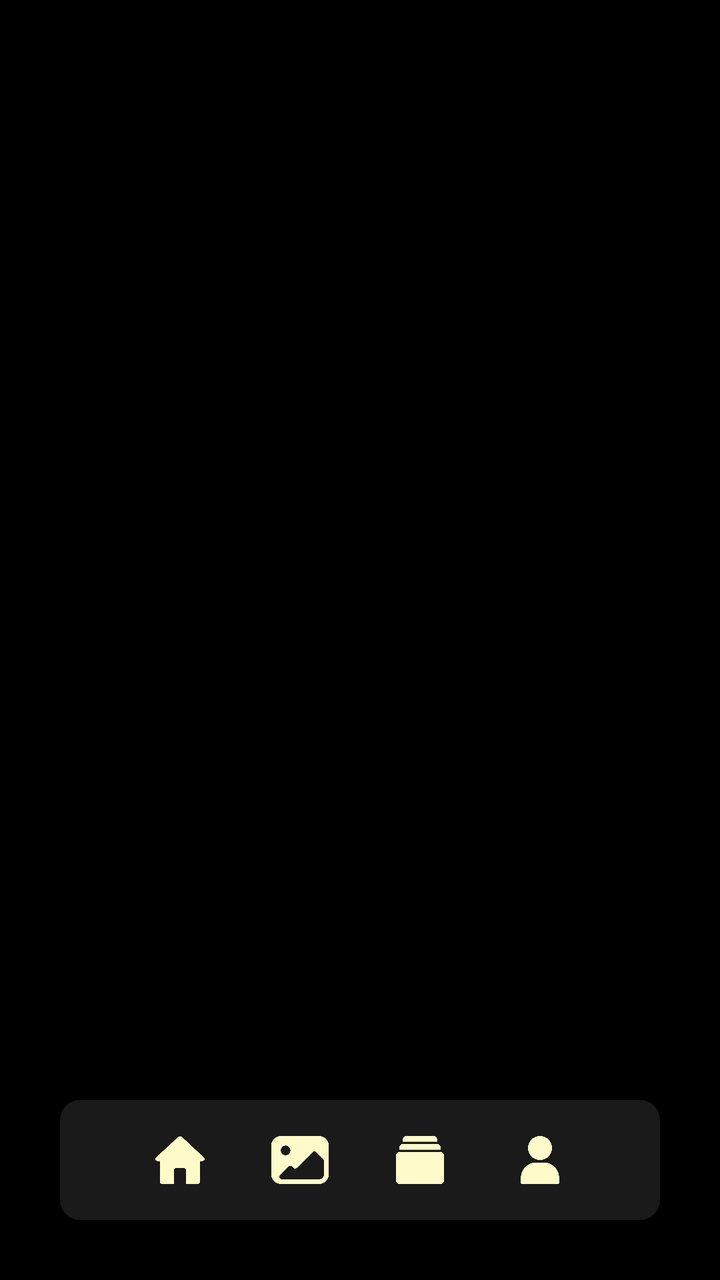
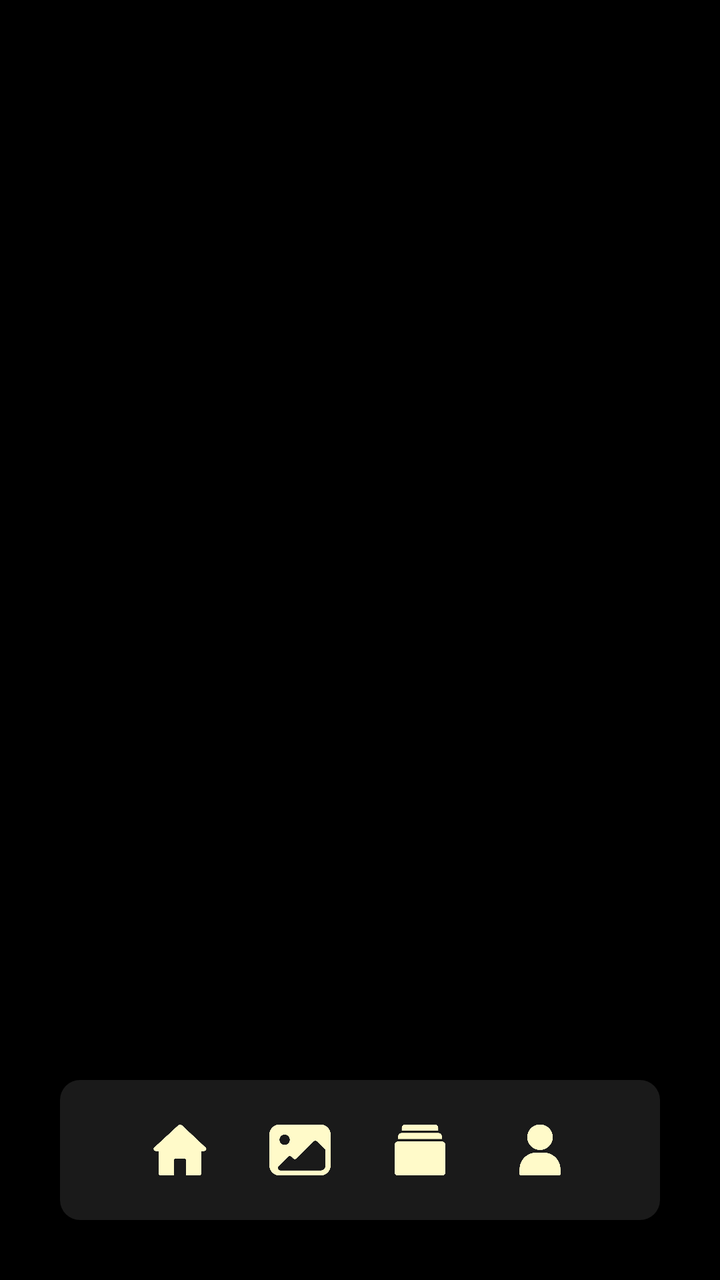

Compare the two renders of this Android layout. The source of the first and the diff that turns it into the second are given below.
<!-- AndroidManifest.xml: application theme Theme.Monaly -->
<!-- res/layout/activity_main.xml -->
<?xml version="1.0" encoding="utf-8"?>
<androidx.constraintlayout.widget.ConstraintLayout xmlns:android="http://schemas.android.com/apk/res/android"
    xmlns:app="http://schemas.android.com/apk/res-auto"
    xmlns:tools="http://schemas.android.com/tools"
    android:id="@+id/main"
    android:layout_width="match_parent"
    android:layout_height="match_parent"
    android:background="@color/black"
    tools:context=".ui.activity.MainActivity">

    
    <androidx.viewpager2.widget.ViewPager2
        android:id="@+id/viewPagerMain"
        android:layout_width="0dp"
        android:layout_height="0dp"
        app:layout_constraintBottom_toTopOf="@+id/customBottomNav"
        app:layout_constraintEnd_toEndOf="parent"
        app:layout_constraintStart_toStartOf="parent"
        app:layout_constraintTop_toTopOf="parent" />

    
    <LinearLayout
        android:id="@+id/customBottomNav"
        android:layout_width="0dp"
        android:layout_height="60dp"
        android:layout_marginStart="30dp"
        android:layout_marginEnd="30dp"
        android:layout_marginBottom="30dp"
        android:paddingStart="30dp"
        android:paddingEnd="30dp"
        android:background="@drawable/drawable_background_button_gray_deep_10_dp"
        android:gravity="center_vertical"
        android:orientation="horizontal"
        app:layout_constraintBottom_toBottomOf="parent"
        app:layout_constraintEnd_toEndOf="parent"
        app:layout_constraintStart_toStartOf="parent">

        
        <ImageView
            android:id="@+id/navHome"
            android:layout_width="0dp"
            android:layout_height="30dp"
            android:layout_weight="1"
            android:scaleType="fitCenter"
            android:src="@drawable/ic_home_bage_neutral" />

        
        <ImageView
            android:id="@+id/navGallery"
            android:layout_width="0dp"
            android:layout_height="30dp"
            android:layout_weight="1"
            android:scaleType="fitCenter"
            android:src="@drawable/ic_gallery_bage_neutral" />

        
        <ImageView
            android:id="@+id/navAlbums"
            android:layout_width="0dp"
            android:layout_height="30dp"
            android:layout_weight="1"
            android:scaleType="fitCenter"
            android:src="@drawable/ic_albums_bage_neutral" />

        
        <ImageView
            android:id="@+id/navProfile"
            android:layout_width="0dp"
            android:layout_height="30dp"
            android:layout_weight="1"
            android:scaleType="fitCenter"
            android:src="@drawable/ic_profile_bage_neutral" />

    </LinearLayout>

</androidx.constraintlayout.widget.ConstraintLayout>
<!-- resources referenced by this layout -->
<resources>
  <color name="black">#000000</color>
  <!-- drawable drawable_background_button_gray_deep_10_dp (drawable) -->
  <?xml version="1.0" encoding="utf-8"?>
  <shape xmlns:android="http://schemas.android.com/apk/res/android">
  
      <solid android:color="@color/gray_deep"/>
      <corners android:radius="10dp"/>
  
  </shape>
  <!-- drawable ic_albums_bage_neutral: png bitmap (drawable, 1008 bytes) -->
  <!-- drawable ic_gallery_bage_neutral: png bitmap (drawable, 2347 bytes) -->
  <!-- drawable ic_home_bage_neutral: png bitmap (drawable, 1534 bytes) -->
  <!-- drawable ic_profile_bage_neutral: png bitmap (drawable, 1761 bytes) -->
  <style name="Theme.Monaly" parent="Base.Theme.Monaly" />
  <color name="gray_deep">#1A1A1A</color>
  <style name="Base.Theme.Monaly" parent="Theme.Material3.DayNight.NoActionBar">
  
  
          
          
  
  
          
          <item name="android:navigationBarColor">@color/black</item>
  
  
      </style>
</resources>

<!-- the commit's change to res/layout/activity_main.xml (unified diff, before → after) -->
@@ -22,7 +22,7 @@
     <LinearLayout
         android:id="@+id/customBottomNav"
         android:layout_width="0dp"
-        android:layout_height="60dp"
+        android:layout_height="70dp"
         android:layout_marginStart="30dp"
         android:layout_marginEnd="30dp"
         android:layout_marginBottom="30dp"
@@ -39,7 +39,7 @@
         <ImageView
             android:id="@+id/navHome"
             android:layout_width="0dp"
-            android:layout_height="30dp"
+            android:layout_height="32dp"
             android:layout_weight="1"
             android:scaleType="fitCenter"
             android:src="@drawable/ic_home_bage_neutral" />
@@ -48,7 +48,7 @@
         <ImageView
             android:id="@+id/navGallery"
             android:layout_width="0dp"
-            android:layout_height="30dp"
+            android:layout_height="32dp"
             android:layout_weight="1"
             android:scaleType="fitCenter"
             android:src="@drawable/ic_gallery_bage_neutral" />
@@ -57,7 +57,7 @@
         <ImageView
             android:id="@+id/navAlbums"
             android:layout_width="0dp"
-            android:layout_height="30dp"
+            android:layout_height="32dp"
             android:layout_weight="1"
             android:scaleType="fitCenter"
             android:src="@drawable/ic_albums_bage_neutral" />
@@ -66,7 +66,7 @@
         <ImageView
             android:id="@+id/navProfile"
             android:layout_width="0dp"
-            android:layout_height="30dp"
+            android:layout_height="32dp"
             android:layout_weight="1"
             android:scaleType="fitCenter"
             android:src="@drawable/ic_profile_bage_neutral" />
